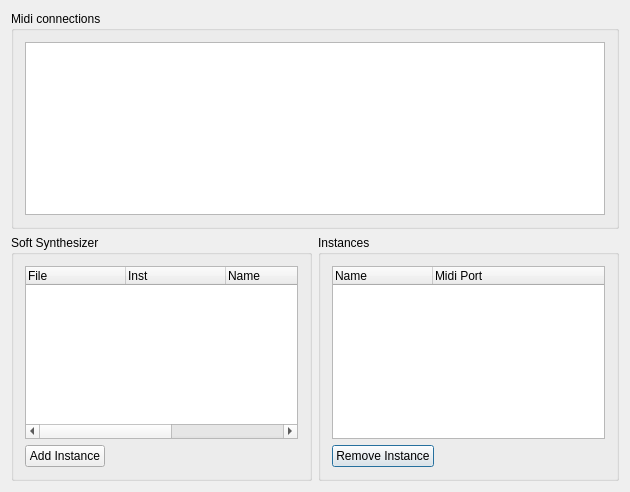
Before: the Qt Designer form muse2/muse/widgets/synthconfigbase.ui in emrum/muse, drawn with Qt 5.
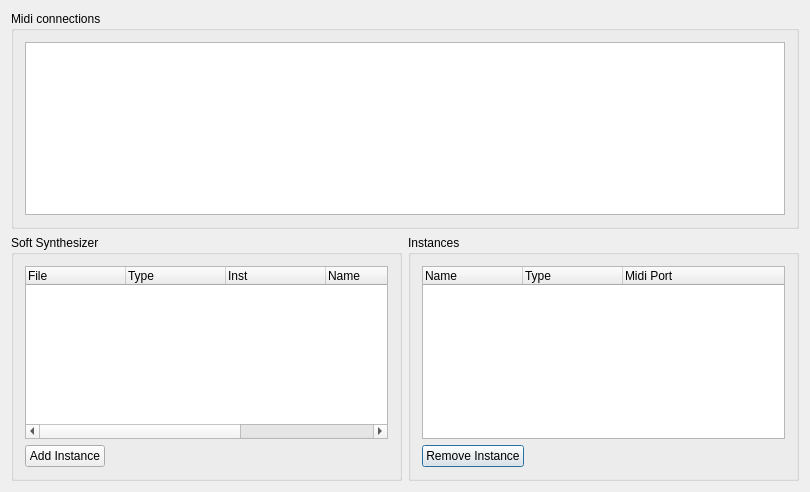
After: the same form once the commit is applied.

The edit to the form file:
```diff
--- a/muse2/muse/widgets/synthconfigbase.ui
+++ b/muse2/muse/widgets/synthconfigbase.ui
@@ -6,7 +6,7 @@
    <rect>
     <x>0</x>
     <y>0</y>
-    <width>630</width>
+    <width>810</width>
     <height>492</height>
    </rect>
   </property>
@@ -30,6 +30,11 @@
           <string>Name</string>
          </property>
         </column>
+        <column>
+         <property name="text">
+          <string>Type</string>
+         </property>
+        </column>
         <column>
          <property name="text">
           <string>Midi Port</string>
@@ -135,6 +140,11 @@
           <string>File</string>
          </property>
         </column>
+        <column>
+         <property name="text">
+          <string>Type</string>
+         </property>
+        </column>
         <column>
          <property name="text">
           <string>Inst</string>
```
Left out of the diff: 2 changed lines with no effect on the pictures.
